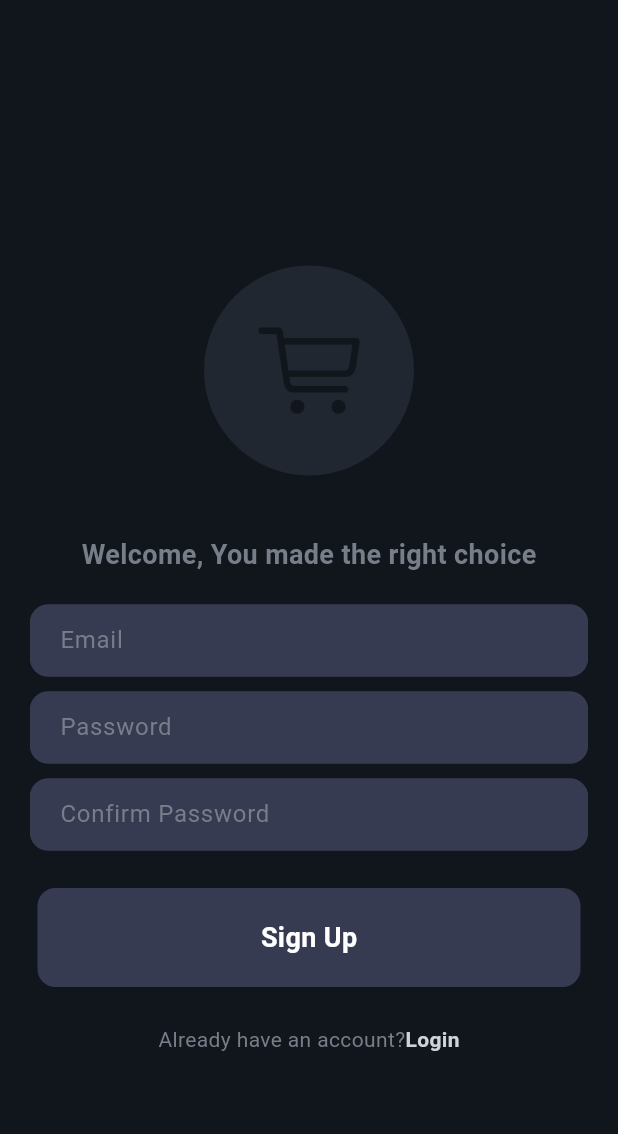
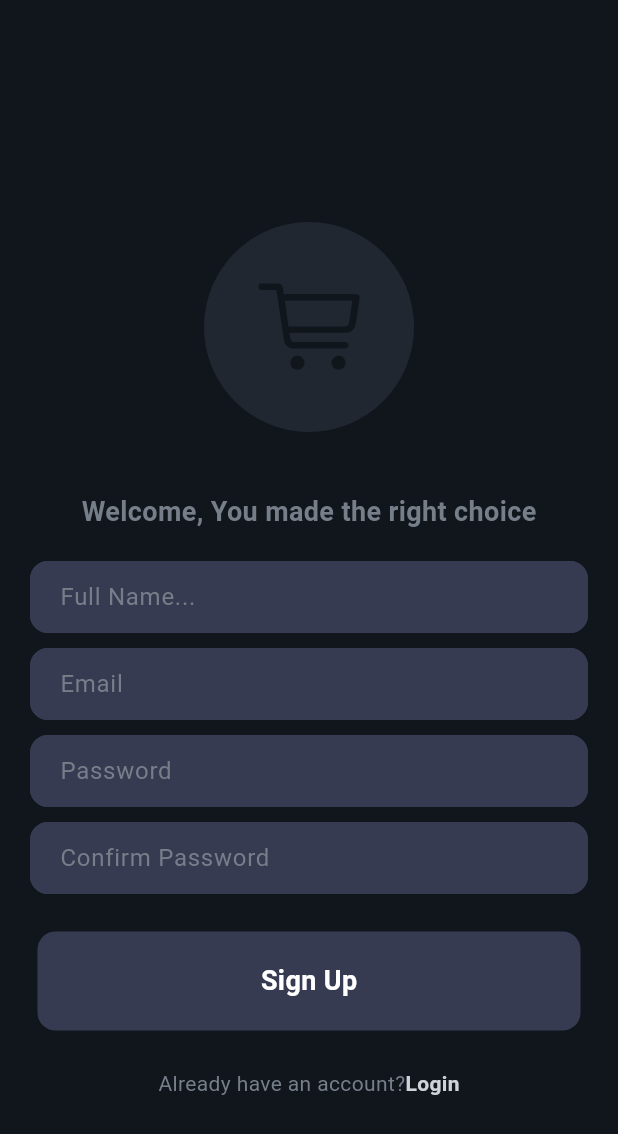
Before and after one commit to nuel232/modern-ecommerce-app, a Flutter app: the screen it shows after launch, after a tap on "Register now", on a phone screen of 412 x 824 dp. Shown: the top 1134 px of the screen. Run offline on Flutter 3.47's test engine with Material 3 defaults, Android fonts, the phone set to English and light mode, and no system bars; our stand-ins replace cloud_firestore, firebase_auth, firebase_core, flutter_animate, google_fonts, google_nav_bar and 2 more; accounts and stored records are empty; generated files the repository leaves out were written again; network calls fail.

Commit message:
feat(address_model): implement AddressModel for user address management
- Added AddressModel class to encapsulate user address details including email, full name, phone numbers, and address fields.
- Implemented methods to convert AddressModel to and from a map for Firestore storage and retrieval.
- Updated UserModel to include a list of AddressModel instances for managing multiple addresses.
- Enhanced registration process in RegisterPage to capture user's full name.
- Introduced CheckoutPage to display user address information during the checkout process.
- Updated ProfilePage to fetch and display user data, including name and addresses, from Firestore.

```diff
--- a/lib/models/cart_model.dart
+++ b/lib/models/cart_model.dart
@@ -8,7 +8,7 @@ class CartModel {
   CartModel({required this.cartId, required this.userId, required this.items});
 
   Map<String, dynamic> toMap() {
-    return {'cartId': cartId, 'userId': userId};
+    return {'cartId': cartId, 'userId': userId, 'items': items};
   }
 
   factory CartModel.fromMap(Map<String, dynamic> map) {
--- a/lib/models/user.dart
+++ b/lib/models/user.dart
@@ -1,23 +1,48 @@
 // Create this file at: lib/models/user_model.dart
+
+import 'package:morden_ecommerce_app/models/address_model.dart';
+import 'package:morden_ecommerce_app/models/cart_item.dart';
 
 class UserModel {
   final String uid;
+  final String name;
   final String email;
   final String role; // 'user' or 'admin'
+  final List<AddressModel> addresses;
 
-  UserModel({required this.uid, required this.email, required this.role});
+  UserModel({
+    required this.uid,
+    required this.email,
+    required this.role,
+    required this.name,
+    required this.addresses,
+  });
 
   // Convert UserModel to a Map (for storing in Firestore)
   Map<String, dynamic> toMap() {
-    return {'uid': uid, 'email': email, 'role': role};
+    return {
+      'uid': uid,
+      'email': email,
+      'role': role,
+      'name': name,
+      'addresses': addresses.map((addr) => addr.toMap()).toList(),
+    };
   }
 
   // Create UserModel from a Map (when reading from Firestore)
   factory UserModel.fromMap(Map<String, dynamic> map) {
     return UserModel(
       uid: map['uid'] ?? '',
+      name: map['name'],
       email: map['email'] ?? '',
       role: map['role'] ?? 'user', // Default to 'user' if no role
+      addresses:
+          (map['addresses'] as List<dynamic>?)
+              ?.map(
+                (item) => AddressModel.fromMap(item as Map<String, dynamic>),
+              )
+              .toList() ??
+          [],
     );
   }
 }
--- a/lib/pages/auth/register_page.dart
+++ b/lib/pages/auth/register_page.dart
@@ -14,6 +14,7 @@ class RegisterPage extends StatefulWidget {
 }
 
 class _RegisterPageState extends State<RegisterPage> {
+  TextEditingController nameController = TextEditingController();
   TextEditingController emailController = TextEditingController();
   TextEditingController confirmPasswordController = TextEditingController();
   TextEditingController passwordController = TextEditingController();
@@ -40,6 +41,7 @@ class _RegisterPageState extends State<RegisterPage> {
         await _authservice.signUpWithEmailAndPassword(
           emailController.text,
           passwordController.text,
+          name: nameController.text,
         );
         // Dismiss the loading dialog after sign-up completes
         if (context.mounted) {
@@ -100,6 +102,15 @@ class _RegisterPageState extends State<RegisterPage> {
                 ),
 
                 SizedBox(height: 20),
+
+                //Users's name
+                MyTextfield(
+                  controller: nameController,
+                  hintText: 'Full Name...',
+                  obscureText: false,
+                ),
+
+                SizedBox(height: 10),
 
                 //email textfield
                 MyTextfield(
--- a/lib/services/auth/auth_service.dart
+++ b/lib/services/auth/auth_service.dart
@@ -44,8 +44,9 @@ class AuthService {
   //signUp
   Future<UserCredential> signUpWithEmailAndPassword(
     String email,
-    password, {
+    String password, {
     String role = "user",
+    String name = "",
   }) async {
     try {
       UserCredential userCredential = await _auth
@@ -55,7 +56,9 @@ class AuthService {
       UserModel newUser = UserModel(
         uid: userCredential.user!.uid,
         email: email,
+        name: name,
         role: role,
+        addresses: [],
       );
 
       // Save to Firestore
```
Also changed, not shown: lib/models/address_model.dart (added, +53 -0 lines), lib/models/shop.dart (+27 -0 lines), lib/pages/user/checkout_page.dart (added, +89 -0 lines), lib/pages/user/profile_page.dart (+24 -2 lines).
